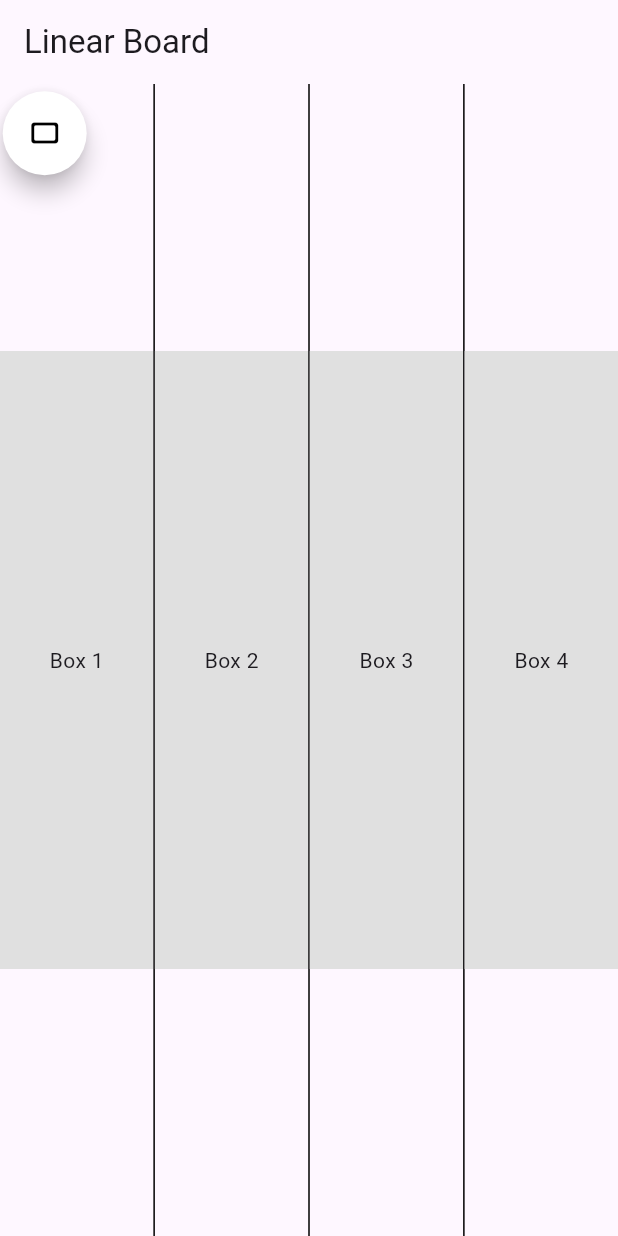
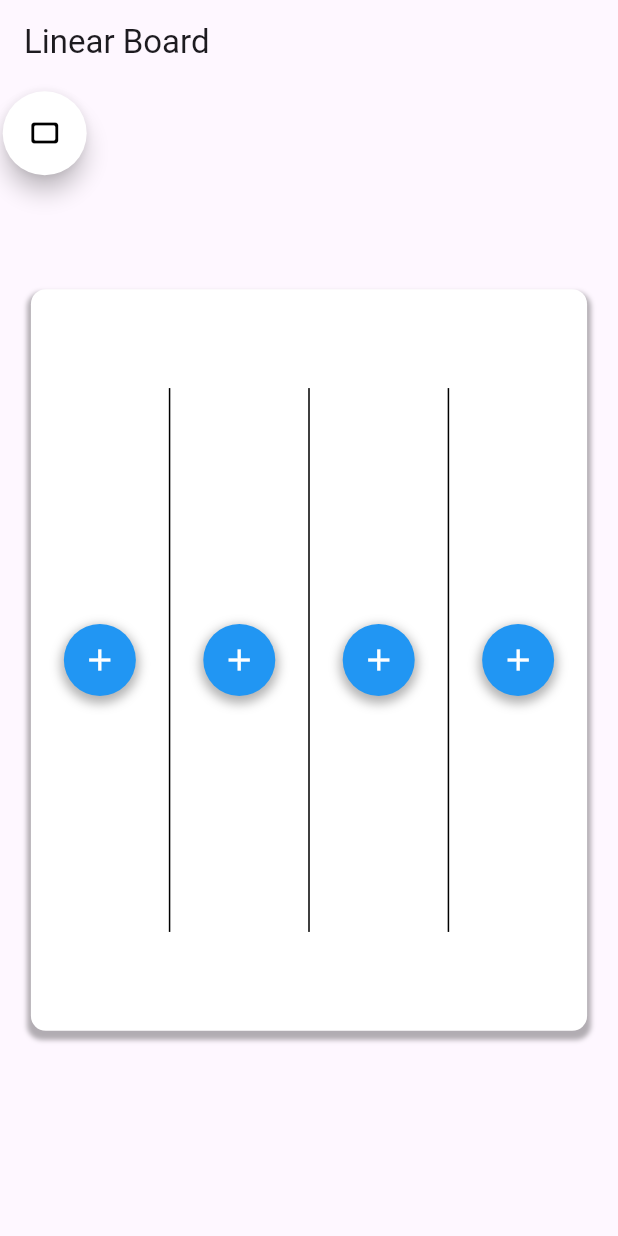
Before and after one commit to aau-giraf/visual-tangible-artefacts, a Flutter app: the LinearBoard screen opened directly, on a phone screen of 412 x 824 dp. Run offline on Flutter 3.47's test engine with Material 3 defaults, Android fonts, the phone set to English and light mode, and no system bars; our stand-ins replace flutter_svg; generated files the repository leaves out were written again.

Commit message:
Relation button, linear button and linear page

```diff
--- a/Frontend/vta_app/lib/src/ui/widgets/board/linear_board.dart
+++ b/Frontend/vta_app/lib/src/ui/widgets/board/linear_board.dart
@@ -13,80 +13,119 @@ class LinearBoard extends StatelessWidget {
         title: const Text('Linear Board'),
         automaticallyImplyLeading: false, // Remove the back arrow
       ),
-      body: Center(
+      body: Center( // Background box container
+        child: Container(
+          width: MediaQuery.of(context).size.width * 0.9, // Adjust width as needed
+          height: MediaQuery.of(context).size.height * 0.6, // Adjust height as needed
+          decoration: BoxDecoration(
+            color: const Color.fromARGB(255, 255, 255, 255),
+            borderRadius: BorderRadius.circular(10.0),
+            boxShadow: [
+              BoxShadow(
+                color: Colors.black.withOpacity(0.3),
+                spreadRadius: 2,
+                blurRadius: 2,
+                offset: const Offset(0, 4),
+              )
+            ]
+          ),
           child: Row(
             mainAxisAlignment: MainAxisAlignment.spaceEvenly,
             children: [
-            Expanded(
+              _buildBox(context, 'Box 1'),
+              _buildVerticalDivider(context),
+              _buildBox(context, 'Box 2'),
+              _buildVerticalDivider(context),
+              _buildBox(context, 'Box 3'),
+              _buildVerticalDivider(context),
+              _buildBox(context, 'Box 4'),
+            ],
+          ),
+        ),
+      ),
+      floatingActionButton: Align(
+        alignment: const Alignment(-0.9, -0.8), // Adjust the alignment as needed
+        child: const LinearBoardButton(), // Use the LinearBoardButton widget
+      ),
+    );
+  }
+
+  Widget _buildBox(BuildContext context, String title) {
+    return Expanded(
+      child: GestureDetector(
+        onTap: () {
+          _showCategories(context, title);
+        },
         child: Column(
           mainAxisAlignment: MainAxisAlignment.center,
           children: [
             Container(
-                    height: MediaQuery.of(context).size.height / 2,
-                    color: Colors.grey[300],
-                    child: const Center(child: Text('Box 1')),
+              width: MediaQuery.of(context).size.width * 0.2,
+              height: MediaQuery.of(context).size.height * 0.4,
+              color: const Color.fromARGB(255, 255, 255, 255),
+              child: Center(
+                child: Container(
+                  decoration: BoxDecoration(
+                    color: Colors.blue,
+                    shape: BoxShape.circle,
+                    boxShadow: [
+                      BoxShadow(
+                        color: Colors.black.withOpacity(0.3),
+                        spreadRadius: 2,
+                        blurRadius: 5,
+                        offset: const Offset(0, 3),
                       ),
                     ],
                   ),
-            ),
-            const VerticalDivider(
-              width: 1,
-              thickness: 1,
-              color: Colors.black,
-            ),
-            Expanded(
-              child: Column(
-                mainAxisAlignment: MainAxisAlignment.center,
-                children: [
-                  Container(
-                    height: MediaQuery.of(context).size.height / 2,
-                    color: Colors.grey[300],
-                    child: const Center(child: Text('Box 2')),
-                  ),
-                ],
+                  child: IconButton(
+                    icon: const Icon(Icons.add, color: Colors.white),
+                    onPressed: () {
+                      _showCategories(context, title);
+                    },
                   ),
                 ),
-            const VerticalDivider(
-              width: 1,
-              thickness: 1,
-              color: Colors.black,
-            ),
-            Expanded(
-              child: Column(
-                mainAxisAlignment: MainAxisAlignment.center,
-                children: [
-                  Container(
-                    height: MediaQuery.of(context).size.height / 2,
-                    color: Colors.grey[300],
-                    child: const Center(child: Text('Box 3')),
-                  ),
-                ],
-              ),
-            ),
-            const VerticalDivider(
-              width: 1,
-              thickness: 1,
-              color: Colors.black,
-            ),
-            Expanded(
-              child: Column(
-                mainAxisAlignment: MainAxisAlignment.center,
-                children: [
-                  Container(
-                    height: MediaQuery.of(context).size.height / 2,
-                    color: Colors.grey[300],
-                    child: const Center(child: Text('Box 4')),
-                  ),
-                ],
               ),
             ),
           ],
         ),
       ),
-      floatingActionButton: const Align(
-        alignment: Alignment(-0.9, -0.8), // Adjust the alignment as needed
-        child: LinearBoardButton(), // Use the LinearBoardButton widget
+    );
+  }
+
+  Widget _buildVerticalDivider(BuildContext context) {
+    return Container(
+      height: MediaQuery.of(context).size.height * 0.44,
+      width: 1,
+      color: Colors.black,
+    );
+  }
+
+   void _showCategories(BuildContext context, String title) {
+    showModalBottomSheet(
+      context: context,
+      isScrollControlled: true,
+      builder: (BuildContext context) {
+        return Wrap(
+          children: [
+            Container(
+              padding: EdgeInsets.only(
+                bottom: MediaQuery.of(context).viewInsets.bottom,
               ),
+              constraints: BoxConstraints(
+                maxHeight: MediaQuery.of(context).size.height * 0.5,
+                maxWidth: MediaQuery.of(context).size.width,
+              ),
+              decoration: BoxDecoration(
+                color: const Color.fromARGB(255, 255, 255, 255),
+                borderRadius: BorderRadius.vertical(top: Radius.circular(20)),
+              ),
+              child: Center(
+                child: Text('Categories for $title'),
+              ),
+            ),
+          ],
+        );
+      },
     );
   }
 }
```
Lines whose indentation alone changed are shown as unchanged.
